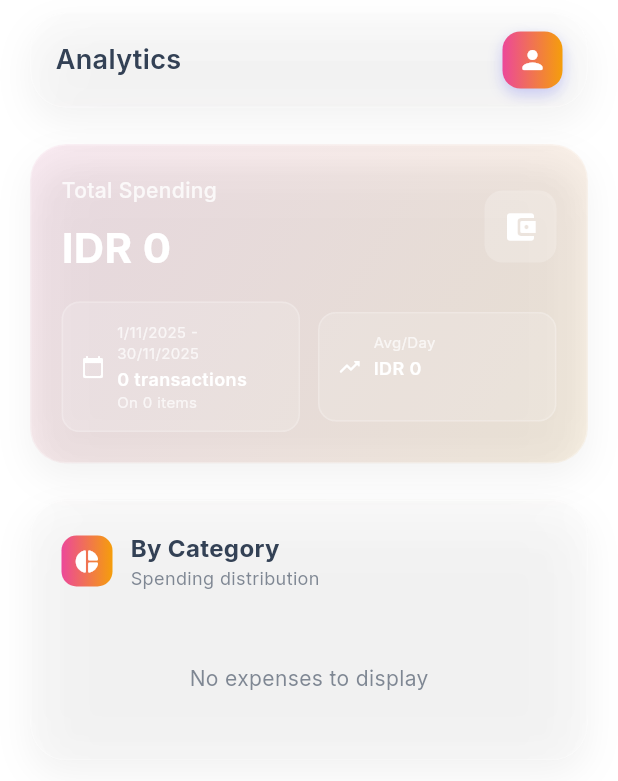
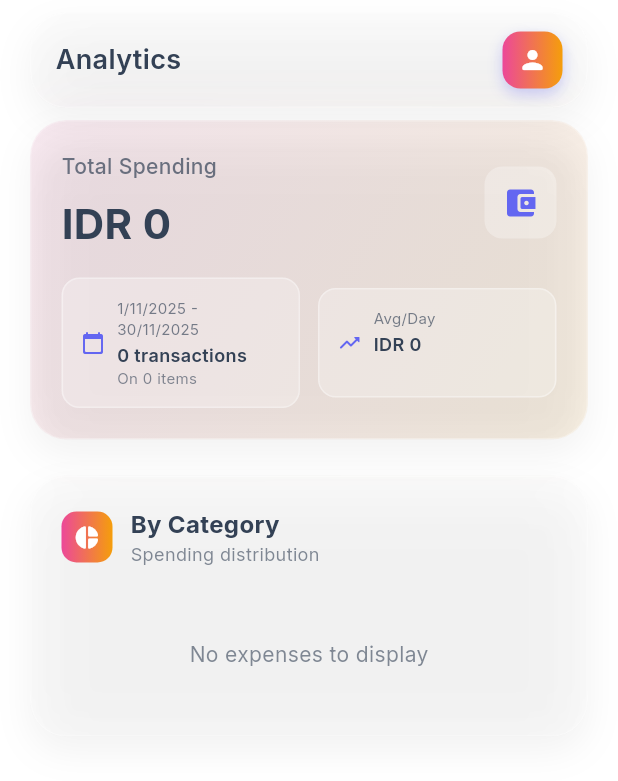
Before and after one commit to abiyyubarraq/whisp-finance-tracker, a Flutter app: the AnalyticsScreen screen opened by its route, on a phone screen of 412 x 824 dp. Shown: the top 781 px of the screen. Run offline on Flutter 3.47's test engine with Material 3 defaults, Android fonts, the phone set to English and light mode, and no system bars; our stand-ins replace cloud_firestore, firebase_auth, firebase_core, firebase_storage, flutter_local_notifications, flutter_riverpod and 6 more; missing offline and left inert: excel, record; accounts and stored records are empty; generated files the repository leaves out were written again.

Commit message:
Refactor UI components in analytics and summary cards for improved theme support. Updated color handling in MiniStatCard and SpendingSummaryCard to adapt to light and dark themes. Removed unnecessary padding in AnalyticsScreen for better layout consistency.

```diff
--- a/lib/screens/analytics_screen.dart
+++ b/lib/screens/analytics_screen.dart
@@ -56,7 +56,6 @@ class _AnalyticsScreenState extends ConsumerState<AnalyticsScreen> {
             child: Column(
               crossAxisAlignment: CrossAxisAlignment.start,
               children: [
-                SizedBox(height: 16),
                 Padding(
                   padding: EdgeInsets.symmetric(horizontal: 20),
                   child: _buildSummaryCard(expenses),
@@ -81,7 +80,8 @@ class _AnalyticsScreenState extends ConsumerState<AnalyticsScreen> {
                 Text('Failed to load analytics'),
                 SizedBox(height: 16),
                 ElevatedButton(
-                  onPressed: () => ref.invalidate(expensesByDateRangeProvider(_dateRange)),
+                  onPressed: () =>
+                      ref.invalidate(expensesByDateRangeProvider(_dateRange)),
                   child: Text('Retry'),
                 ),
               ],
--- a/lib/widgets/common/mini_stat_card.dart
+++ b/lib/widgets/common/mini_stat_card.dart
@@ -22,9 +22,17 @@ class MiniStatCard extends StatelessWidget {
 
   @override
   Widget build(BuildContext context) {
+    final isDark = Theme.of(context).brightness == Brightness.dark;
+    final primaryColor = Theme.of(context).colorScheme.primary;
+    final onSurfaceColor = Theme.of(context).colorScheme.onSurface;
+
     final content = Row(
       children: [
-        Icon(icon, color: Colors.white, size: 16),
+        Icon(
+          icon,
+          color: isDark ? Colors.white : primaryColor,
+          size: 16,
+        ),
         SizedBox(width: 8),
         Expanded(
           child: Column(
@@ -34,7 +42,9 @@ class MiniStatCard extends StatelessWidget {
                 label,
                 style: TextStyle(
                   fontSize: 10,
-                  color: Colors.white.withValues(alpha: 0.7),
+                  color: isDark
+                      ? Colors.white.withValues(alpha: 0.7)
+                      : onSurfaceColor.withValues(alpha: 0.65),
                 ),
               ),
               SizedBox(height: 2),
@@ -43,7 +53,7 @@ class MiniStatCard extends StatelessWidget {
                 style: TextStyle(
                   fontSize: 12,
                   fontWeight: FontWeight.w600,
-                  color: Colors.white,
+                  color: isDark ? Colors.white : onSurfaceColor,
                 ),
                 maxLines: 1,
                 overflow: TextOverflow.ellipsis,
@@ -53,7 +63,9 @@ class MiniStatCard extends StatelessWidget {
                 style: TextStyle(
                   fontSize: 10,
                   color: subValue != null
-                      ? Colors.white.withValues(alpha: 0.7)
+                      ? isDark
+                            ? Colors.white.withValues(alpha: 0.7)
+                            : onSurfaceColor.withValues(alpha: 0.6)
                       : Colors.transparent,
                 ),
               ),
@@ -66,10 +78,14 @@ class MiniStatCard extends StatelessWidget {
     final container = Container(
       padding: EdgeInsets.all(12),
       decoration: BoxDecoration(
-        color: Colors.white.withValues(alpha: 0.15),
+        color: isDark
+            ? Colors.white.withValues(alpha: 0.15)
+            : Colors.white.withValues(alpha: 0.25),
         borderRadius: BorderRadius.circular(12),
         border: Border.all(
-          color: Colors.white.withValues(alpha: 0.2),
+          color: isDark
+              ? Colors.white.withValues(alpha: 0.2)
+              : Colors.white.withValues(alpha: 0.35),
           width: 1,
         ),
       ),
@@ -82,8 +98,8 @@ class MiniStatCard extends StatelessWidget {
         child: InkWell(
           onTap: onTap,
           borderRadius: BorderRadius.circular(12),
-          splashColor: Colors.white.withValues(alpha: 0.1),
-          highlightColor: Colors.white.withValues(alpha: 0.05),
+          splashColor: Colors.white.withValues(alpha: 0.15),
+          highlightColor: Colors.white.withValues(alpha: 0.08),
           child: container,
         ),
       );
--- a/lib/widgets/common/spending_summary_card.dart
+++ b/lib/widgets/common/spending_summary_card.dart
@@ -78,6 +78,10 @@ class SpendingSummaryCard extends StatelessWidget {
   }
 
   Widget _buildMainStat(BuildContext context, double total) {
+    final isDark = Theme.of(context).brightness == Brightness.dark;
+    final primaryColor = Theme.of(context).colorScheme.primary;
+    final onSurfaceColor = Theme.of(context).colorScheme.onSurface;
+
     return Row(
       mainAxisAlignment: MainAxisAlignment.spaceBetween,
       children: [
@@ -89,7 +93,9 @@ class SpendingSummaryCard extends StatelessWidget {
                 'Total Spending',
                 style: TextStyle(
                   fontSize: 14,
-                  color: Colors.white.withValues(alpha: 0.8),
+                  color: isDark
+                      ? Colors.white.withValues(alpha: 0.8)
+                      : onSurfaceColor.withValues(alpha: 0.7),
                   fontWeight: FontWeight.w500,
                 ),
               ),
@@ -99,7 +105,7 @@ class SpendingSummaryCard extends StatelessWidget {
                 style: TextStyle(
                   fontSize: 28,
                   fontWeight: FontWeight.bold,
-                  color: Colors.white,
+                  color: isDark ? Colors.white : onSurfaceColor,
                 ),
               ),
             ],
@@ -108,10 +114,16 @@ class SpendingSummaryCard extends StatelessWidget {
         Container(
           padding: EdgeInsets.all(12),
           decoration: BoxDecoration(
-            color: Colors.white.withValues(alpha: 0.2),
+            color: isDark
+                ? Colors.white.withValues(alpha: 0.2)
+                : Colors.white.withValues(alpha: 0.3),
             borderRadius: BorderRadius.circular(12),
           ),
-          child: Icon(mainIcon, color: Colors.white, size: 24),
+          child: Icon(
+            mainIcon,
+            color: isDark ? Colors.white : primaryColor,
+            size: 24,
+          ),
         ),
       ],
     );
```
